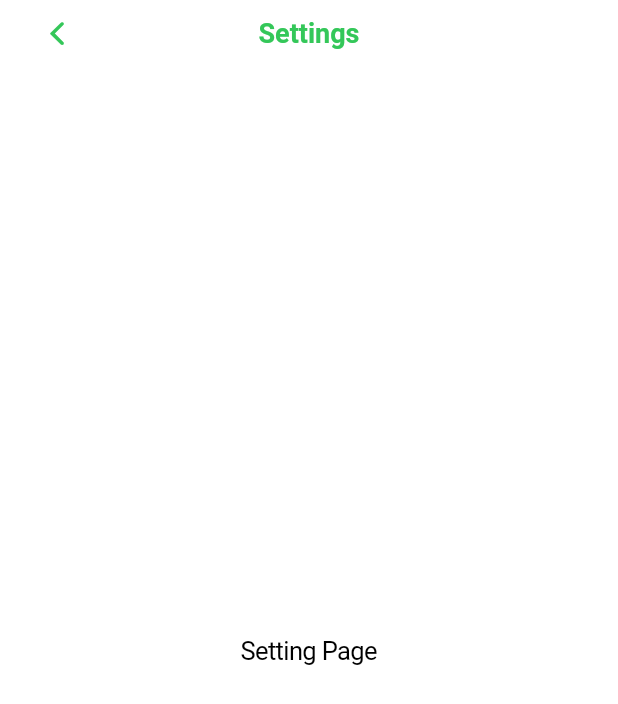
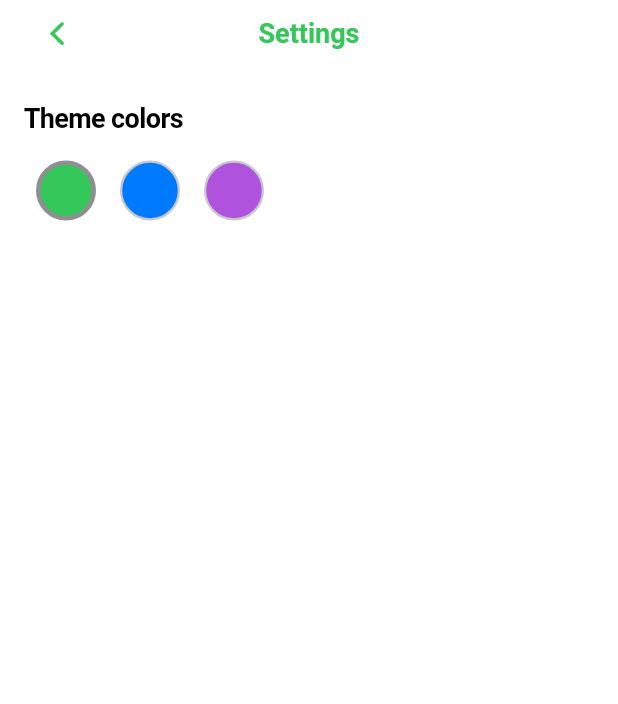
Before and after one commit to akitorahayashi/redux_practice, a Flutter app: the SettingsPage screen opened directly, on a phone screen of 412 x 824 dp. Shown: the top 704 px of the screen. Run offline on Flutter 3.47's test engine with Material 3 defaults, Android fonts, the phone set to English and light mode, and no system bars; our stand-ins replace flutter_hooks, flutter_riverpod, flutter_slidable, freezed_annotation, hooks_riverpod, modal_bottom_sheet.

Commit message:
テーマカラーを選ぶためのカラーパレットをSettingsPageに追加した。選んだ瞬間に変更する処理はこれから実装する

```diff
--- a/lib/view/settings_page/settings_page.dart
+++ b/lib/view/settings_page/settings_page.dart
@@ -1,15 +1,24 @@
 import 'package:flutter/cupertino.dart';
+import 'package:flutter_riverpod/flutter_riverpod.dart';
+import 'package:redux_practice/redux/store/rp_app_state_provider.dart';
+import 'package:redux_practice/resource/rp_theme/rp_theme_type.dart';
 
-class SettingsPage extends StatelessWidget {
+class SettingsPage extends ConsumerWidget {
   const SettingsPage({super.key});
 
   @override
-  Widget build(BuildContext context) {
+  Widget build(BuildContext context, WidgetRef ref) {
     final rpTheme = CupertinoTheme.of(context);
+    final selectedThemeType = ref
+        .watch(rpAppStateProvider.select((state) => state.selectedThemeType));
+
     return CupertinoPageScaffold(
       navigationBar: _buildNavigationBar(context, rpTheme),
-      child: const Center(
-        child: Text('Setting Page'),
+      child: SafeArea(
+        child: Padding(
+          padding: const EdgeInsets.symmetric(horizontal: 16.0, vertical: 8.0),
+          child: _buildThemeSelection(context, ref, selectedThemeType),
+        ),
       ),
     );
   }
@@ -35,4 +44,68 @@ class SettingsPage extends StatelessWidget {
       ),
     );
   }
+
+  // MARK: - Theme Selection
+  Widget _buildThemeSelection(
+    BuildContext context,
+    WidgetRef ref,
+    RPThemeType selectedThemeType,
+  ) {
+    return Column(
+      crossAxisAlignment: CrossAxisAlignment.start,
+      children: [
+        const SizedBox(height: 16),
+        const Text(
+          "Theme colors",
+          style: TextStyle(fontSize: 18, fontWeight: FontWeight.bold),
+        ),
+        const SizedBox(height: 16),
+        _buildColorPalette(context, ref, selectedThemeType),
+      ],
+    );
+  }
+
+  // MARK: - Color Palette
+  Widget _buildColorPalette(
+    BuildContext context,
+    WidgetRef ref,
+    RPThemeType selectedThemeType,
+  ) {
+    final brightness = MediaQuery.of(context).platformBrightness;
+    final isDarkMode = brightness == Brightness.dark;
+    const themeOptions = RPThemeType.values;
+
+    return Row(
+      mainAxisAlignment: MainAxisAlignment.start,
+      children: themeOptions.map((themeType) {
+        final isSelected = themeType == selectedThemeType;
+        return CupertinoButton(
+          padding: EdgeInsets.zero,
+          onPressed: () {
+            // ref.read(rpAppStateProvider.notifier).updateTheme(themeType);
+          },
+          child: Container(
+            width: 40,
+            height: 40,
+            margin: const EdgeInsets.symmetric(horizontal: 8),
+            decoration: BoxDecoration(
+              color: CupertinoDynamicColor.resolve(
+                  themeType.light.primaryColor, context),
+              shape: BoxShape.circle,
+              border: Border.all(
+                color: isSelected
+                    ? (isDarkMode
+                        ? CupertinoColors.white
+                        : CupertinoColors.systemGrey)
+                    : (isDarkMode
+                        ? CupertinoColors.systemGrey
+                        : CupertinoColors.systemGrey3),
+                width: isSelected ? 3 : 1.5,
+              ),
+            ),
+          ),
+        );
+      }).toList(),
+    );
+  }
 }
```
